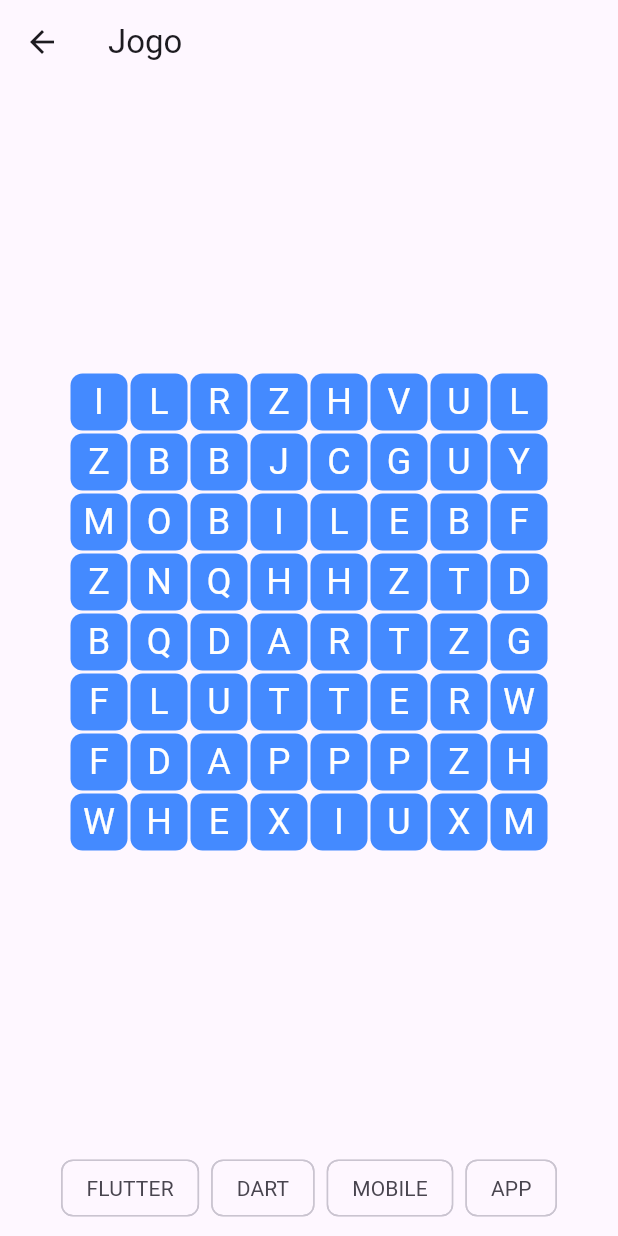
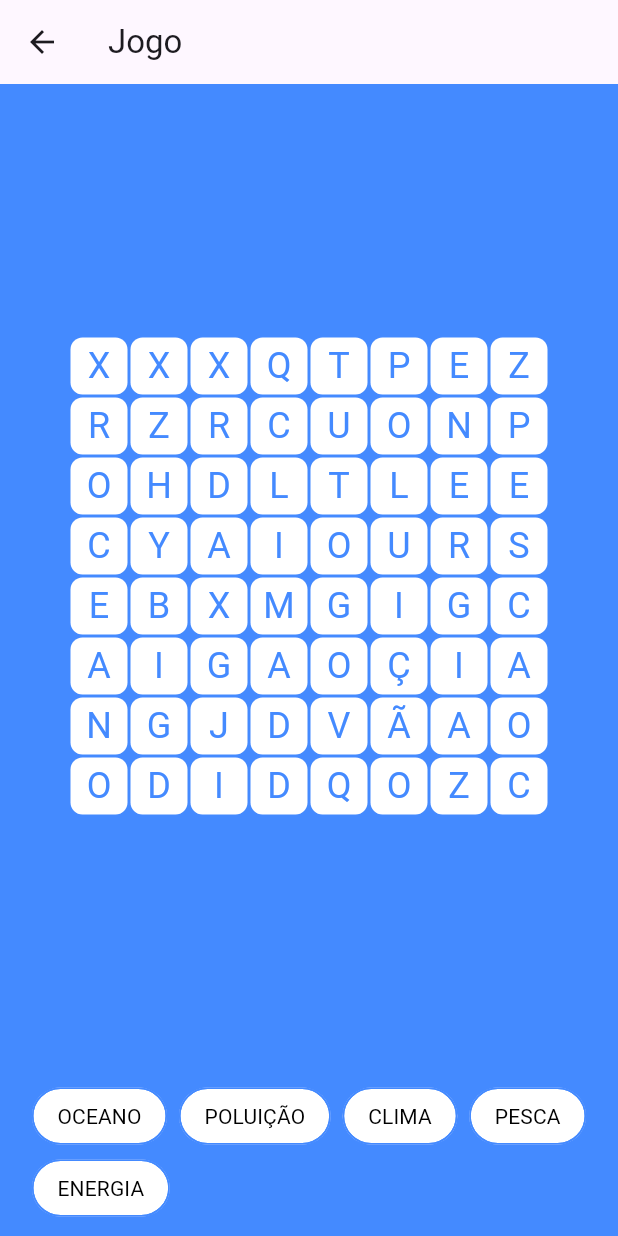
Before and after one commit to WillMidia/flutter-hunting-words, a Flutter app: the screen it shows after launch, after a tap on "Começar Jogo", on a phone screen of 412 x 824 dp. Run offline on Flutter 3.47's test engine with Material 3 defaults, Android fonts, the phone set to English and light mode, and no system bars.

Commit message:
Att margin

```diff
--- a/lib/screens/game_screen.dart
+++ b/lib/screens/game_screen.dart
@@ -9,14 +9,15 @@ class GameScreen extends StatefulWidget {
 }
 
 class _GameScreenState extends State<GameScreen> {
-  final List<String> palavras = ['FLUTTER', 'DART', 'MOBILE', 'APP'];
+  final List<String> palavras = ['OCEANO', 'POLUIÇÃO', 'CLIMA', 'PESCA', 'ENERGIA'];
   final int gridSize = 8;
   late List<List<String>> grid;
   Map<String, String> wordDescriptions = {
-    'FLUTTER': 'Um SDK para desenvolvimento de aplicativos móveis.',
-    'DART': 'Uma linguagem de programação otimizada para aplicativos da web.',
-    'MOBILE': 'Relacionado a dispositivos móveis.',
-    'APP': 'Abreviação de aplicativo.',
+    'OCEANO': 'Grande corpo contínuo de água salgada que cobre a maior parte da superfície terrestre.',
+    'POLUIÇÃO': 'Contaminação do meio ambiente por substâncias nocivas ou resíduos, afetando negativamente os ecossistemas e a saúde humana.',
+    'CLIMA': 'Conjunto de condições atmosféricas de uma região ao longo do tempo, incluindo temperatura, precipitação e ventos.',
+    'PESCA': 'Atividade de capturar peixes e outros organismos aquáticos para alimentação, comércio ou recreação.',
+    'ENERGIA': 'Capacidade de realizar trabalho ou causar mudanças, disponível em várias formas, incluindo elétrica, térmica e renovável.'
   };
 
   List<Offset> selectedCells = [];
@@ -274,17 +275,13 @@ void _resetGame() {
                           .contains(Offset(x.toDouble(), y.toDouble()));
 
                       return ClipRRect(
-                          borderRadius: BorderRadius.circular(
-                              8.0), // Raio de 8.0 (ajuste conforme necessário)
+                        borderRadius: BorderRadius.circular(8.0), // Raio de 8.0 (ajuste conforme necessário)
                         child: AnimatedContainer(
-                                                        duration: Duration(
-                                milliseconds:
-                                    200), // Duração da animação em milissegundos
-                            curve: Curves
-                                .easeInOut, // Ajuste a curva de animação conforme desejado
+                          duration: Duration(milliseconds: 200), // Duração da animação em milissegundos
+                          curve: Curves.easeInOut, // Ajuste a curva de animação conforme desejado
                           margin: EdgeInsets.all(1.0),
                           decoration: BoxDecoration(
-                              color: isSelected || isHighlighted ? Colors.orange : Colors.blueAccent,
+                            color: isSelected || isHighlighted ? const Color.fromARGB(255, 255, 121, 68) : Color.fromARGB(255, 255, 255, 255),
                             borderRadius: BorderRadius.circular(8.0),
                           ),
                           child: Center(
@@ -292,14 +289,15 @@ void _resetGame() {
                               grid[y][x],
                               style: TextStyle(
                                 fontSize: 24,
-                                  color: Colors.white,
+                                color: isSelected || isHighlighted ? Colors.white : Colors.blueAccent,
                                 fontWeight: isSelected || isHighlighted
                                     ? FontWeight.bold
                                     : FontWeight.normal,
                               ),
                             ),
                           ),
-                          ));
+                        ),
+                      );
                     },
                     itemCount: gridSize * gridSize,
                   ),
@@ -324,16 +322,20 @@ void _resetGame() {
                             word,
                             style: TextStyle(
                               fontWeight: isFound ? FontWeight.bold : FontWeight.normal,
+                              color: isFound ? Colors.white : Colors.black, // Ajuste aqui
                             ),
                           ),
-                    backgroundColor: isFound ? Colors.orange : null,
+                          backgroundColor: isFound ? const Color.fromARGB(255, 255, 121, 68) : Colors.white, // Laranja para encontrada, branco para não encontrada
+                          shape: StadiumBorder(side: BorderSide(color: Colors.blueAccent)),
                         ),
                       );
                     }).toList(),
                   ),
+
           ),
         ],
       ),
+      backgroundColor: Colors.blueAccent,
     );
   }
 }
--- a/lib/screens/home_screen.dart
+++ b/lib/screens/home_screen.dart
@@ -1,28 +1,64 @@
 import 'package:flutter/material.dart';
 import 'package:palavra_caca/screens/game_screen.dart';
 
-class HomeScreen extends StatelessWidget {
+class HomeScreen extends StatefulWidget {
+  @override
+  _HomeScreenState createState() => _HomeScreenState();
+}
+
+class _HomeScreenState extends State<HomeScreen>
+    with SingleTickerProviderStateMixin {
+  late AnimationController _animationController;
+
+  @override
+  void initState() {
+    super.initState();
+    _animationController = AnimationController(
+      vsync: this,
+      duration: Duration(seconds: 1),
+    );
+    _animationController.forward();
+  }
+
+  @override
+  void dispose() {
+    _animationController.dispose();
+    super.dispose();
+  }
+
   @override
   Widget build(BuildContext context) {
     return Scaffold(
       appBar: AppBar(
-        title: Text('Bem-vindo ao Caça-Palavras'),
+        title: Text('Caça-Palavras do Oceano'),
+        backgroundColor: Color(0xFF006994), // Cor de fundo azul oceano
       ),
+      backgroundColor: Color(0xFFB2EBF2), // Cor de fundo azul claro
       body: Center(
         child: Column(
           mainAxisAlignment: MainAxisAlignment.center,
           children: [
+            ScaleTransition(
+              scale: _animationController.drive(
+                CurveTween(curve: Curves.easeInOutBack),
+              ),
+              child: Column(
+                children: [
                   Icon(
-              Icons.search,
+                    Icons.waves,
                     size: 100,
-              color: Color(0xFF448AFF), // Cor azul #448aff
+                    color: Color(0xFF006994), // Cor azul oceano
                   ),
                   SizedBox(height: 20),
                   Text(
-              'Caça-Palavras',
+                    'Caça-Palavras OCEAN20',
                     style: TextStyle(
-                fontSize: 24,
+                      fontSize: 36, // Aumenta o tamanho da fonte
                       fontWeight: FontWeight.bold,
+                      color: Color(0xFF006994), // Cor azul oceano
+                    ),
+                  ),
+                ],
               ),
             ),
             SizedBox(height: 40),
@@ -34,7 +70,8 @@ class HomeScreen extends StatelessWidget {
                 );
               },
               style: ElevatedButton.styleFrom(
-                padding: EdgeInsets.symmetric(horizontal: 40, vertical: 20), backgroundColor: Color(0xFF448AFF), // Cor azul #448aff
+                padding: EdgeInsets.symmetric(horizontal: 40, vertical: 20),
+                backgroundColor: Color(0xFF006994), // Cor azul oceano
                 shape: RoundedRectangleBorder(
                   borderRadius: BorderRadius.circular(20),
                 ),
@@ -43,8 +80,38 @@ class HomeScreen extends StatelessWidget {
                 'Começar Jogo',
                 style: TextStyle(
                   fontSize: 20,
+                  fontWeight: FontWeight.bold,
                   color: Colors.white,
                 ),
+              ),
+            ),
+            SizedBox(height: 20),
+            Container(
+              margin: EdgeInsets.symmetric(vertical: 10, horizontal: 20),
+              padding: EdgeInsets.all(10),
+              decoration: BoxDecoration(
+                color: Color(0xFF006994),
+                borderRadius: BorderRadius.circular(10),
+              ),
+              child: Column(
+                crossAxisAlignment: CrossAxisAlignment.center,
+                children: [
+                  Text(
+                    'Desenvolvido por:',
+                    style: TextStyle(
+                      color: Colors.white,
+                      fontWeight: FontWeight.bold,
+                    ),
+                  ),
+                  SizedBox(height: 5),
+                  Text(
+                   'RM - ALUNO\N RM - ALUNO\n RM - ALUNO',
+                    style: TextStyle(
+                      color: Colors.white,
+                    ),
+                    textAlign: TextAlign.center,
+                  ),
+                ],
               ),
             ),
           ],
```
Also changed, not shown: lib/screens/congratulation_screen.dart (+112 -6 lines), assets/icon-android.png (added), assets/icon.png (added), assets/splash.png (added), 1 other file. Lines whose indentation alone changed are shown as unchanged.
